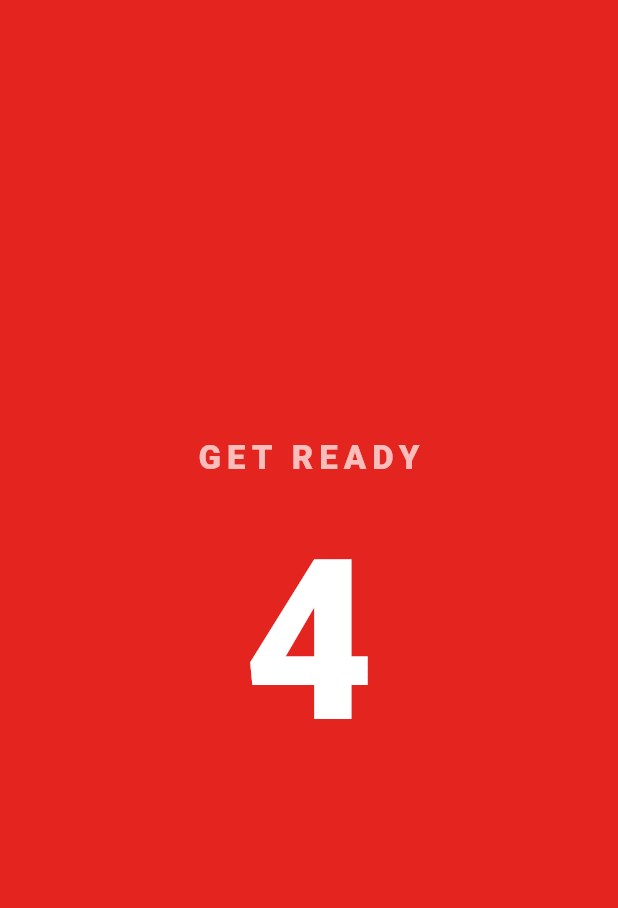
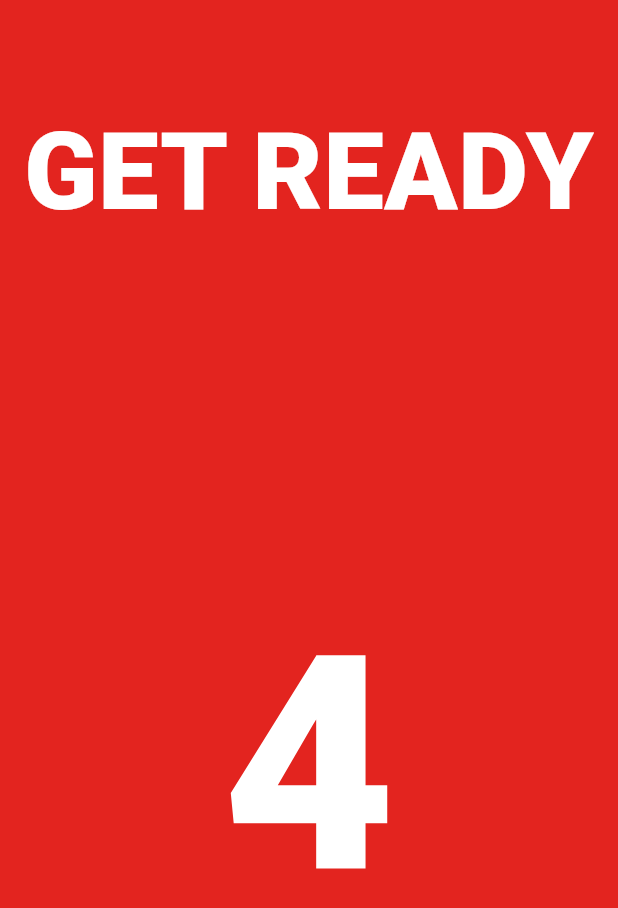
Before and after one commit to qafromla/boxin_app_2.0, a Flutter app: the WorkoutScreen screen opened directly, on a phone screen of 412 x 824 dp. Shown: the top 908 px of the screen. Run offline on Flutter 3.47's test engine with Material 3 defaults, Android fonts, the phone set to English and light mode, and no system bars; our stand-ins replace audioplayers, shared_preferences, wakelock_plus; accounts and stored records are empty.

Commit message:
Add settings screen and rework workout screen text
Home: add a gear icon that opens a new Settings screen, and move Training
History and the dark/light mode control there.

Workout: show the round as "Round 1/8" with larger numbers, color the phase
word (FIGHT red, REST green, PAUSED grey), and use the word sizes and
positions from the original timer screen with the current theme and buttons.
Lower the control buttons and enlarge the countdown text.

Sound: don't create audio players while muted.

Co-Authored-By: Claude Opus 5.5 <noreply@anthropic.com>

```diff
--- a/lib/screens/workout_screen.dart
+++ b/lib/screens/workout_screen.dart
@@ -40,9 +40,8 @@ class _WorkoutScreenState extends State<WorkoutScreen> {
 
   Timer? _ticker;
   Timer? _countdownTimer;
-  late int? _countdown = widget.countdownSeconds > 0
-      ? widget.countdownSeconds
-      : null;
+  late int? _countdown =
+      widget.countdownSeconds > 0 ? widget.countdownSeconds : null;
   bool _saved = false;
 
   @override
@@ -211,10 +210,10 @@ class _WorkoutScreenState extends State<WorkoutScreen> {
 
   // ---------------------------------------------------------------- UI
 
+  /// Red = fight, green = rest, grey = paused or over.
   Color get _phaseColor {
-    if (_engine.isPaused) return AppColors.orange;
-    if (_engine.phase == WorkoutPhase.rest) return AppColors.green;
-    if (_engine.remainingSeconds <= 10) return AppColors.orange;
+    if (_engine.isPaused || _engine.isOver) return context.subtleTextColor;
+    if (_engine.phase == WorkoutPhase.rest) return AppColors.restText;
     return AppColors.red;
   }
 
@@ -254,59 +253,58 @@ class _WorkoutScreenState extends State<WorkoutScreen> {
     );
   }
 
+  /// Word sizes and positions match the original timer screen; colors and
+  /// text style come from the app theme.
   Widget _buildBody(BuildContext context) {
     final size = MediaQuery.sizeOf(context);
-    final timerSize = (size.shortestSide * 0.28).clamp(64.0, 150.0);
+    final isPortrait =
+        MediaQuery.orientationOf(context) == Orientation.portrait;
+    final base = isPortrait ? size.height : size.width;
     final color = _phaseColor;
 
+    return LayoutBuilder(
+      builder: (context, constraints) {
         return Center(
           child: ConstrainedBox(
-        constraints: const BoxConstraints(maxWidth: 500),
-        child: LayoutBuilder(
-          builder:
-              (context, constraints) => SingleChildScrollView(
-                padding: const EdgeInsets.symmetric(horizontal: 20),
-                child: ConstrainedBox(
-                  constraints: BoxConstraints(minHeight: constraints.maxHeight),
+            constraints: BoxConstraints(
+              maxWidth: 500,
+              minHeight: constraints.maxHeight,
+            ),
+            child: SingleChildScrollView(
+              child: IntrinsicHeight(
+                child: Padding(
+                  padding: const EdgeInsets.all(16),
                   child: Column(
-                    mainAxisAlignment: MainAxisAlignment.spaceEvenly,
                     children: [
-                      const SizedBox(height: 8),
                       _RoundTitle(
                         current: _engine.currentRound,
                         total: widget.rounds,
                         isRest: _engine.phase == WorkoutPhase.rest,
                       ),
-                      const SizedBox(height: 16),
-                      _PhaseChip(
-                        text: _phaseText,
-                        color:
-                            _engine.isPaused || _engine.isOver
-                                ? context.subtleTextColor
-                                : color,
-                      ),
-                      SizedBox(
-                        height: timerSize * 1.6,
-                        child: Center(
-                          child:
-                              _engine.isPaused
-                                  ? _PausedView(
-                                    remaining: _engine.remainingSeconds,
-                                  )
-                                  : _TimerText(
+                      const Spacer(),
+                      _TimerText(
                         seconds: _engine.remainingSeconds,
-                                    size: timerSize,
+                        size: base * 0.12,
                         glow: color,
                         color:
                             _engine.remainingSeconds <= 10 &&
-                                                _engine.phase ==
-                                                    WorkoutPhase.work &&
-                                                !_engine.isOver
+                                    _engine.phase == WorkoutPhase.work &&
+                                    !_engine.isOver &&
+                                    !_engine.isPaused
                                 ? AppColors.orange
                                 : context.textColor,
                       ),
+                      SizedBox(height: base * 0.03),
+                      Text(
+                        _phaseText,
+                        style: TextStyle(
+                          fontSize: 48,
+                          fontWeight: FontWeight.w900,
+                          letterSpacing: 2,
+                          color: color,
                         ),
                       ),
+                      SizedBox(height: base * 0.03),
                       RoundSegments(
                         total: widget.rounds,
                         current: _engine.currentRound,
@@ -316,15 +314,17 @@ class _WorkoutScreenState extends State<WorkoutScreen> {
                                 ? AppColors.green
                                 : AppColors.red,
                       ),
-                      const SizedBox(height: 36),
+                      SizedBox(height: base * 0.09),
                       _buildControls(),
-                      const SizedBox(height: 16),
+                      const Spacer(),
                     ],
                   ),
                 ),
               ),
             ),
           ),
+        );
+      },
     );
   }
 
@@ -373,7 +373,8 @@ class _WorkoutScreenState extends State<WorkoutScreen> {
           icon: Icons.chevron_left_rounded,
           label: '−30s',
           onPressed:
-              () => setState(() => _engine.adjust(const Duration(seconds: -30))),
+              () =>
+                  setState(() => _engine.adjust(const Duration(seconds: -30))),
         ),
         CircleControl(
           icon: Icons.pause_rounded,
@@ -393,6 +394,7 @@ class _WorkoutScreenState extends State<WorkoutScreen> {
   }
 }
 
+/// "Round 1/8", or "Next: Round 2/8" during rest.
 class _RoundTitle extends StatelessWidget {
   const _RoundTitle({
     required this.current,
@@ -406,59 +408,21 @@ class _RoundTitle extends StatelessWidget {
 
   @override
   Widget build(BuildContext context) {
-    const style = TextStyle(fontSize: 28, fontWeight: FontWeight.w800);
-    return Column(
-      children: [
-        Text.rich(
+    return Text.rich(
       TextSpan(
-            style: style.copyWith(color: context.textColor),
+        style: TextStyle(
+          fontSize: 30,
+          fontWeight: FontWeight.w800,
+          color: context.textColor,
+        ),
         children: [
           TextSpan(text: isRest ? 'Next: Round ' : 'Round '),
           TextSpan(
             text: '${isRest ? current + 1 : current}',
-                style: const TextStyle(color: AppColors.red),
+            style: const TextStyle(color: AppColors.red, fontSize: 44),
           ),
-              TextSpan(text: ' of $total'),
+          TextSpan(text: '/$total', style: const TextStyle(fontSize: 44)),
         ],
-          ),
-        ),
-        const SizedBox(height: 6),
-        Container(
-          width: 130,
-          height: 3,
-          decoration: BoxDecoration(
-            color: AppColors.red,
-            borderRadius: BorderRadius.circular(2),
-          ),
-        ),
-      ],
-    );
-  }
-}
-
-class _PhaseChip extends StatelessWidget {
-  const _PhaseChip({required this.text, required this.color});
-
-  final String text;
-  final Color color;
-
-  @override
-  Widget build(BuildContext context) {
-    return AnimatedContainer(
-      duration: const Duration(milliseconds: 250),
-      padding: const EdgeInsets.symmetric(horizontal: 16, vertical: 6),
-      decoration: BoxDecoration(
-        color: color.withValues(alpha: 0.15),
-        borderRadius: BorderRadius.circular(20),
-      ),
-      child: Text(
-        text,
-        style: TextStyle(
-          color: color,
-          fontWeight: FontWeight.w900,
-          letterSpacing: 3,
-          fontSize: 15,
-        ),
       ),
     );
   }
@@ -490,7 +454,6 @@ class _TimerText extends StatelessWidget {
           ),
         ],
       ),
-      child: FittedBox(
       child: Text(
         formatTime(seconds),
         style: TextStyle(
@@ -501,47 +464,34 @@ class _TimerText extends StatelessWidget {
           fontFeatures: const [FontFeature.tabularFigures()],
         ),
       ),
-      ),
     );
   }
 }
 
-class _PausedView extends StatelessWidget {
-  const _PausedView({required this.remaining});
+const _bigTextStyle = TextStyle(
+  fontSize: 200,
+  height: 1.1,
+  fontWeight: FontWeight.w900,
+  fontFeatures: [FontFeature.tabularFigures()],
+);
 
-  final int remaining;
+/// Text scaled to fill whatever space it is given, so it is as large as the
+/// screen allows on any phone, in either orientation.
+class _BigText extends StatelessWidget {
+  const _BigText(this.text, {required this.color});
+
+  final String text;
+  final Color color;
 
   @override
   Widget build(BuildContext context) {
-    return Container(
-      decoration: BoxDecoration(
-        shape: BoxShape.circle,
-        boxShadow: [
-          BoxShadow(
-            color: AppColors.orange.withValues(alpha: 0.25),
-            blurRadius: 80,
-            spreadRadius: 20,
+    return Center(
+      child: FittedBox(
+        child: Text(
+          text,
+          maxLines: 1,
+          style: _bigTextStyle.copyWith(color: color),
         ),
-        ],
-      ),
-      child: Column(
-        mainAxisSize: MainAxisSize.min,
-        children: [
-          const Icon(Icons.pause_rounded, size: 84, color: AppColors.orange),
-          const Text(
-            'PAUSED',
-            style: TextStyle(fontSize: 38, fontWeight: FontWeight.w900),
-          ),
-          Text(
-            '${formatTime(remaining)} left',
-            style: TextStyle(
-              fontSize: 18,
-              fontWeight: FontWeight.w700,
-              color: context.subtleTextColor,
-              fontFeatures: const [FontFeature.tabularFigures()],
-            ),
-          ),
-        ],
       ),
     );
   }
@@ -560,31 +510,25 @@ class _CountdownOverlay extends StatelessWidget {
       child: AnimatedContainer(
         duration: const Duration(milliseconds: 200),
         color: go ? AppColors.green : AppColors.red,
-        child: Center(
+        child: SafeArea(
           child: Material(
             type: MaterialType.transparency,
-            child: Column(
-              mainAxisSize: MainAxisSize.min,
+            child: Padding(
+              padding: const EdgeInsets.all(16),
+              child:
+                  go
+                      ? const _BigText('GO!', color: Colors.white)
+                      : Column(
                         children: [
-                Text(
-                  go ? 'GO!' : 'GET READY',
-                  style: const TextStyle(
-                    color: Colors.white70,
-                    fontSize: 22,
-                    fontWeight: FontWeight.w800,
-                    letterSpacing: 4,
+                          const Expanded(
+                            child: _BigText('GET READY', color: Colors.white),
                           ),
-                ),
-                if (!go)
-                  Text(
-                    '$value',
-                    style: const TextStyle(
-                      color: Colors.white,
-                      fontSize: 150,
-                      fontWeight: FontWeight.w900,
-                    ),
+                          Expanded(
+                            flex: 3,
+                            child: _BigText('$value', color: Colors.white),
                           ),
                         ],
+                      ),
             ),
           ),
         ),
--- a/lib/services/sound_player.dart
+++ b/lib/services/sound_player.dart
@@ -15,21 +15,29 @@ class SoundPlayer {
 
   /// Round starts: the classic "ding-ding" start bell.
   static Future<void> playRoundStart() =>
-      _play(_bell, 'sounds/start_boxing_bell.mp3');
+      _play(() => _bell, 'sounds/start_boxing_bell.mp3');
 
   /// Round ends / rest starts: a different bell, so you can tell by ear.
-  static Future<void> playRestStart() => _play(_bell, 'sounds/boxing_bell.mp3');
+  static Future<void> playRestStart() =>
+      _play(() => _bell, 'sounds/boxing_bell.mp3');
 
   /// Whole workout finished.
   static Future<void> playWorkoutEnd() =>
-      _play(_bell, 'sounds/boxing_bell.mp3');
+      _play(() => _bell, 'sounds/boxing_bell.mp3');
 
   /// Short countdown beep (last 5 seconds).
-  static Future<void> playBeep() => _play(_beep, 'sounds/beep_sound_1.wav');
+  static Future<void> playBeep() =>
+      _play(() => _beep, 'sounds/beep_sound_1.wav');
 
-  static Future<void> _play(AudioPlayer player, String asset) async {
+  /// [getPlayer] is only called when sound is on, so a muted app never creates
+  /// a player.
+  static Future<void> _play(
+    AudioPlayer Function() getPlayer,
+    String asset,
+  ) async {
     if (!AppSettings.soundOn.value) return;
     try {
+      final player = getPlayer();
       await player.stop();
       await player.play(AssetSource(asset));
     } catch (_) {
--- a/lib/theme/app_theme.dart
+++ b/lib/theme/app_theme.dart
@@ -7,6 +7,10 @@ class AppColors {
   static const redDark = Color(0xFFB71C1C);
   static const green = Color(0xFF2EB24C);
   static const orange = Color(0xFFFF8A00);
+
+  /// The word REST on the workout screen. Darker than [green] so it stays
+  /// readable on the light background as well as the dark one.
+  static const restText = Color(0xFF128A3E);
 
   // Light
   static const lightBackground = Color(0xFFF3F3F5);
--- a/lib/widgets/app_widgets.dart
+++ b/lib/widgets/app_widgets.dart
@@ -263,8 +263,8 @@ class RoundSegments extends StatelessWidget {
   Widget build(BuildContext context) {
     return Wrap(
       alignment: WrapAlignment.center,
-      spacing: 6,
-      runSpacing: 6,
+      spacing: 16,
+      runSpacing: 8,
       children: List.generate(total, (i) {
         final round = i + 1;
         final Color color;
@@ -277,11 +277,11 @@ class RoundSegments extends StatelessWidget {
         }
         return AnimatedContainer(
           duration: const Duration(milliseconds: 300),
-          width: 22,
-          height: 22,
+          width: 20,
+          height: 20,
           decoration: BoxDecoration(
             color: color,
-            borderRadius: BorderRadius.circular(5),
+            borderRadius: BorderRadius.circular(4),
           ),
         );
       }),
```
Also changed, not shown: lib/screens/app_settings_screen.dart (added, +71 -0 lines), lib/screens/home_screen.dart (+7 -14 lines), 1 other file. Lines whose indentation alone changed are shown as unchanged.
